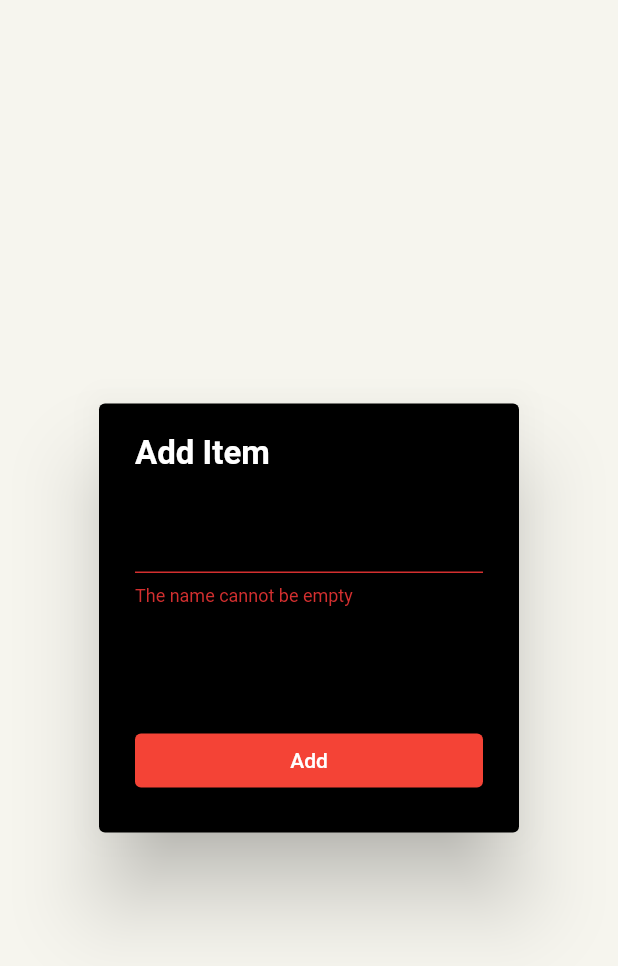
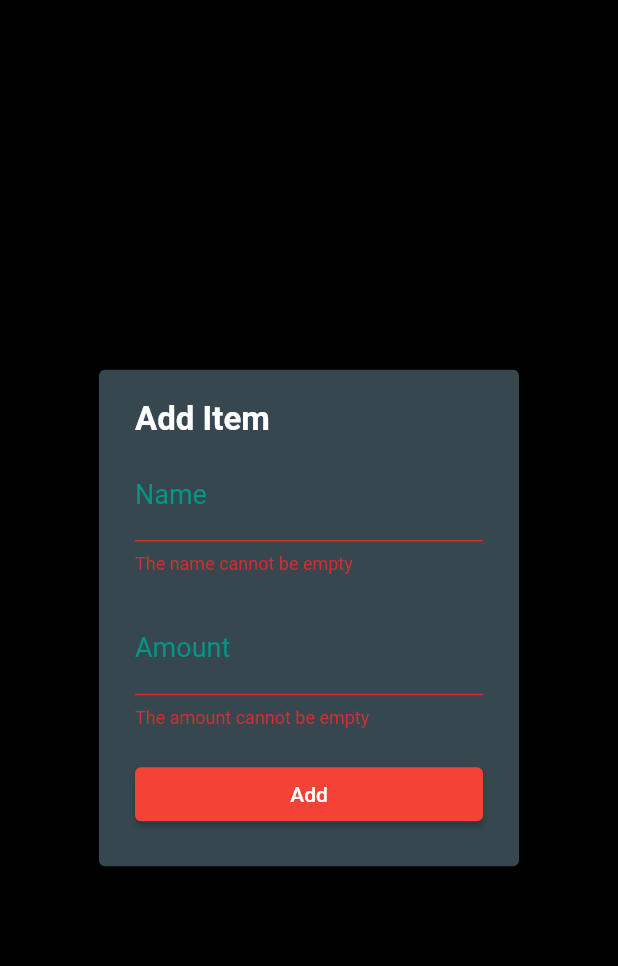
Before and after one commit to pytholic/FlutterShoppingListApp, a Flutter app: the AddItemDialogWidget widget shown alone on an empty page, opened directly, after a tap on "Add", on a phone screen of 412 x 824 dp. Shown: the top 966 px of the screen. Run offline on Flutter 3.47's test engine with Material 2 defaults, Android fonts, the phone set to English and light mode, and no system bars; our stand-ins replace cloud_firestore, firebase_core, flutter_slidable; accounts and stored records are empty.

Commit message:
design updated

```diff
--- a/shopping_list/lib/main.dart
+++ b/shopping_list/lib/main.dart
@@ -24,9 +24,9 @@ class MyApp extends StatelessWidget {
           theme: ThemeData(
             //primarySwatch: Colors.pink, // Todo "title text" color
             //primarySwatch: Colors.indigo.shade200,
-            scaffoldBackgroundColor: Color(0xFFf6f5ee),
+            scaffoldBackgroundColor: Colors.black,
             appBarTheme: AppBarTheme(
-              backgroundColor: Colors.deepPurple[300], //.blueAccent[100],
+              backgroundColor: Colors.teal,
             ),
           ),
           home: HomePage(),
--- a/shopping_list/lib/model/item.dart
+++ b/shopping_list/lib/model/item.dart
@@ -9,12 +9,12 @@ class Item {
   DateTime? createdTime;
   String name;
   String id;
-  int amount;
+  String amount;
 
   Item({
     required this.createdTime,
     required this.name,
-    this.amount = 0,
+    required this.amount,
     this.id = '',
   });
 
--- a/shopping_list/lib/provider/items.dart
+++ b/shopping_list/lib/provider/items.dart
@@ -21,7 +21,7 @@ class ItemsProvider extends ChangeNotifier {
     //Utils.showSnackBar(context, 'Deleted the task');
   }
 
-  void updateItem(Item item, String name, int amount) {
+  void updateItem(Item item, String name, String amount) {
     item.name = name;
     item.amount = amount;
 
--- a/shopping_list/lib/widget/add_item_widget.dart
+++ b/shopping_list/lib/widget/add_item_widget.dart
@@ -14,11 +14,11 @@ class AddItemDialogWidget extends StatefulWidget {
 class _AddItemDialogWidgetState extends State<AddItemDialogWidget> {
   final _formkey = GlobalKey<FormState>();
   String name = '';
-  int amount = 0;
+  String amount = '';
 
   @override
   Widget build(BuildContext context) => AlertDialog(
-        backgroundColor: Colors.black,
+        backgroundColor: Colors.blueGrey[800],
         content: Form(
           key: _formkey,
           child: Column(
@@ -37,7 +37,7 @@ class _AddItemDialogWidgetState extends State<AddItemDialogWidget> {
               ItemFormWidget(
                 onChangedName: (name) => setState(() => this.name = name),
                 onChangedAmount: (amount) =>
-                    setState(() => this.amount = int.parse(amount)),
+                    setState(() => this.amount = amount),
                 onAddItem: addItem,
               ),
             ],
--- a/shopping_list/lib/widget/item_form_widget.dart
+++ b/shopping_list/lib/widget/item_form_widget.dart
@@ -1,8 +1,11 @@
 import 'package:flutter/material.dart';
+
+Color color_label = Colors.teal;
+Color color_underline = Colors.teal;
 
 class ItemFormWidget extends StatelessWidget {
   final String name;
-  final int amount;
+  final String amount;
   final ValueChanged<String> onChangedName;
   final ValueChanged<String> onChangedAmount;
   final VoidCallback onAddItem;
@@ -10,7 +13,7 @@ class ItemFormWidget extends StatelessWidget {
   const ItemFormWidget({
     Key? key,
     this.name = '',
-    this.amount = 0,
+    this.amount = '',
     required this.onChangedName,
     required this.onChangedAmount,
     required this.onAddItem,
@@ -18,15 +21,14 @@ class ItemFormWidget extends StatelessWidget {
 
   @override
   Widget build(BuildContext context) => Container(
-        //color: Colors.black,
         child: SingleChildScrollView(
           child: Column(
-            mainAxisSize: MainAxisSize.min,
+            mainAxisSize: MainAxisSize.max,
             children: [
               buildName(),
-              SizedBox(height: 10),
+              SizedBox(height: 20),
               buildAmount(),
-              SizedBox(height: 10),
+              SizedBox(height: 20),
               buildButton(),
             ],
           ),
@@ -34,6 +36,7 @@ class ItemFormWidget extends StatelessWidget {
       );
 
   Widget buildName() => TextFormField(
+        style: TextStyle(color: Colors.white),
         maxLines: 1,
         initialValue: name,
         onChanged: onChangedName,
@@ -44,19 +47,44 @@ class ItemFormWidget extends StatelessWidget {
           return null;
         },
         decoration: InputDecoration(
-          border: UnderlineInputBorder(),
+          enabledBorder: UnderlineInputBorder(
+            borderSide: BorderSide(color: color_underline),
+          ),
+          focusedBorder: UnderlineInputBorder(
+            borderSide: BorderSide(color: color_underline),
+          ),
           labelText: 'Name',
-          //fillColor: Colors.black,
-          //filled: true,
+          labelStyle: TextStyle(
+            fontSize: 18,
+            color: color_label,
+          ),
         ),
       );
 
   Widget buildAmount() => TextFormField(
+        style: TextStyle(color: Colors.white),
         maxLines: 1,
-        initialValue: amount.toString(),
+        initialValue: amount,
         onChanged: onChangedAmount,
+        validator: (amount) {
+          if (amount!.isEmpty) {
+            return 'The amount cannot be empty';
+          }
+          return null;
+        },
         decoration: InputDecoration(
-            border: UnderlineInputBorder(), labelText: 'Amount'),
+          enabledBorder: UnderlineInputBorder(
+            borderSide: BorderSide(color: color_underline),
+          ),
+          focusedBorder: UnderlineInputBorder(
+            borderSide: BorderSide(color: color_underline),
+          ),
+          labelText: 'Amount',
+          labelStyle: TextStyle(
+            fontSize: 18,
+            color: color_label,
+          ),
+        ),
       );
 
   Widget buildButton() => SizedBox(
```
Also changed, not shown: shopping_list/lib/page/home_page.dart (+11 -1 lines), shopping_list/lib/widget/item_widget.dart (+47 -47 lines), 1 other file.
